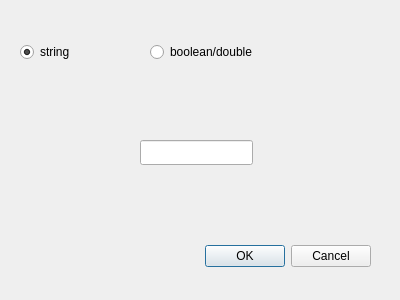
The window that dialoginsertarray.ui (AnejVovcak/EGUI2023L-Vovcak-Anej) describes before a commit, drawn with Qt 5.
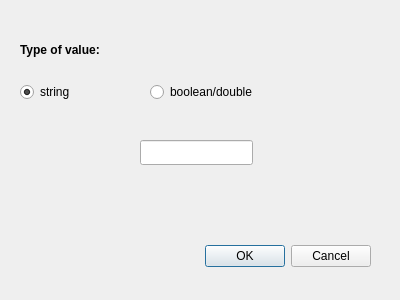
The same window after the commit.

Patch:
```diff
--- a/dialoginsertarray.ui
+++ b/dialoginsertarray.ui
@@ -43,7 +43,7 @@
    <property name="geometry">
     <rect>
      <x>20</x>
-     <y>40</y>
+     <y>80</y>
      <width>107</width>
      <height>24</height>
     </rect>
@@ -59,7 +59,7 @@
    <property name="geometry">
     <rect>
      <x>150</x>
-     <y>40</y>
+     <y>80</y>
      <width>141</width>
      <height>24</height>
     </rect>
@@ -68,6 +68,24 @@
     <string>boolean/double</string>
    </property>
   </widget>
+  <widget class="QLabel" name="label">
+   <property name="geometry">
+    <rect>
+     <x>20</x>
+     <y>40</y>
+     <width>131</width>
+     <height>20</height>
+    </rect>
+   </property>
+   <property name="font">
+    <font>
+     <bold>true</bold>
+    </font>
+   </property>
+   <property name="text">
+    <string>Type of value:</string>
+   </property>
+  </widget>
  </widget>
  <resources/>
  <connections>
```
